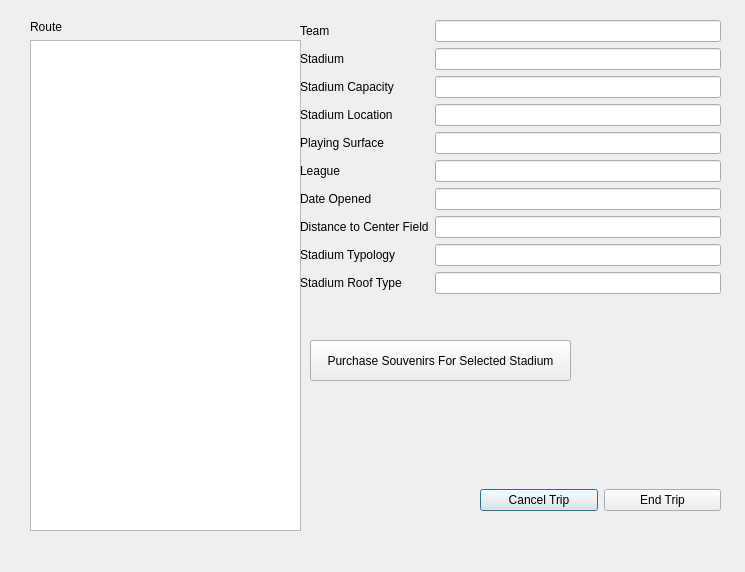
First picture: the form in BaseballTour/tripplanner.ui, repository ethanl21/BaseballTour, before the edit.
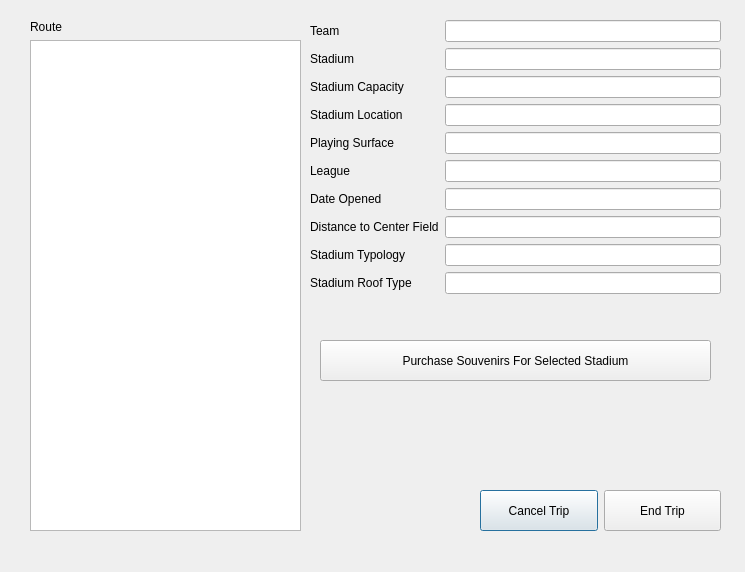
Second picture: the form after the edit.

What changed in the file:
```diff
--- a/BaseballTour/tripplanner.ui
+++ b/BaseballTour/tripplanner.ui
@@ -48,9 +48,9 @@
     <widget class="QWidget" name="formLayoutWidget">
      <property name="geometry">
       <rect>
-       <x>290</x>
+       <x>300</x>
        <y>10</y>
-       <width>421</width>
+       <width>411</width>
        <height>311</height>
       </rect>
      </property>
@@ -201,21 +201,45 @@
      <property name="geometry">
       <rect>
        <x>470</x>
-       <y>450</y>
+       <y>480</y>
        <width>241</width>
-       <height>80</height>
+       <height>41</height>
       </rect>
      </property>
      <layout class="QHBoxLayout" name="horizontalLayout">
+      <property name="sizeConstraint">
+       <enum>QLayout::SetDefaultConstraint</enum>
+      </property>
       <item>
        <widget class="QPushButton" name="cancelTripButton">
+        <property name="sizePolicy">
+         <sizepolicy hsizetype="Minimum" vsizetype="Expanding">
+          <horstretch>0</horstretch>
+          <verstretch>0</verstretch>
+         </sizepolicy>
+        </property>
+        <property name="baseSize">
+         <size>
+          <width>0</width>
+          <height>0</height>
+         </size>
+        </property>
         <property name="text">
          <string>Cancel Trip</string>
         </property>
+        <property name="flat">
+         <bool>false</bool>
+        </property>
        </widget>
       </item>
       <item>
        <widget class="QPushButton" name="endTripButton">
+        <property name="sizePolicy">
+         <sizepolicy hsizetype="Minimum" vsizetype="Expanding">
+          <horstretch>0</horstretch>
+          <verstretch>0</verstretch>
+         </sizepolicy>
+        </property>
         <property name="text">
          <string>End Trip</string>
         </property>
@@ -226,9 +250,9 @@
     <widget class="QPushButton" name="pushButton">
      <property name="geometry">
       <rect>
-       <x>300</x>
+       <x>310</x>
        <y>330</y>
-       <width>261</width>
+       <width>391</width>
        <height>41</height>
       </rect>
      </property>
```
